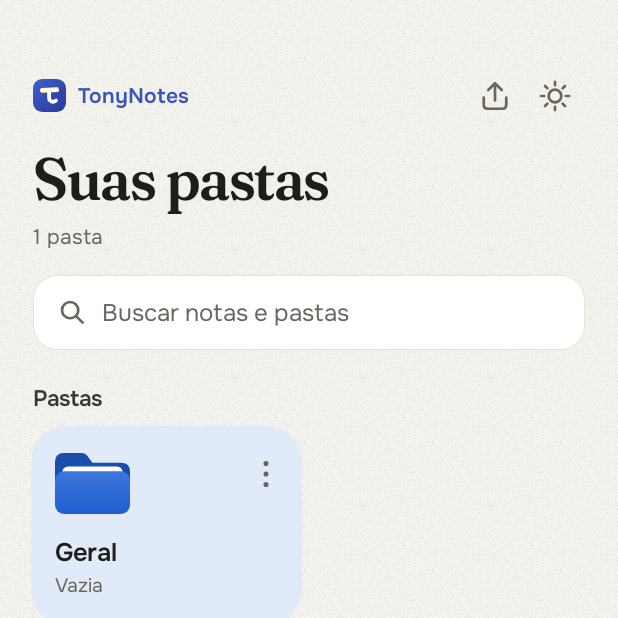
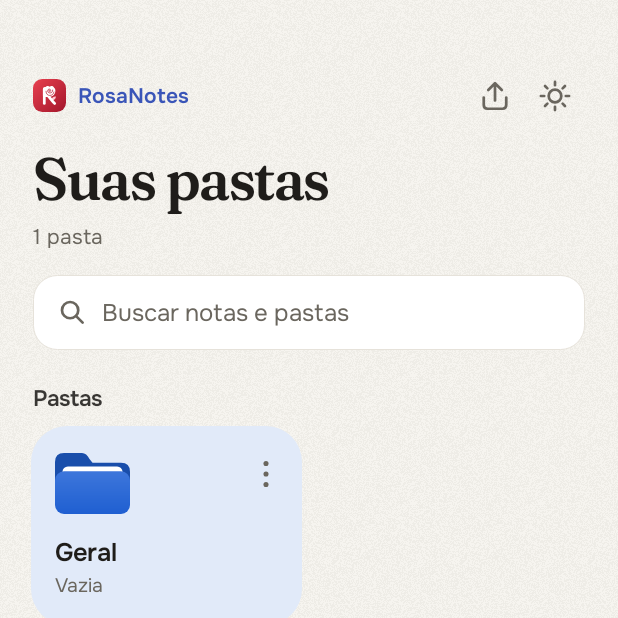
Before and after one commit to jgantonio93-arch/tonynotes, an Android app: the screen it shows after launch (FoldersActivity), on a phone screen of 412 x 824 dp, the top half of it. Run offline under Robolectric (Android 15) with nearby library versions, the phone set to English and light mode, and no system bars.

Commit message:
Novo nome: RosaNotes, com logo vermelha (R com uma rosa)
Co-Authored-By: Claude Opus 5.5 <noreply@anthropic.com>
Claude-Session: https://claude.ai/code/session_01DuaSqrnmYPsEHv1UCVzhTC

```diff
--- a/app/src/main/java/com/jgantonio/notasinfinitas/Art.kt
+++ b/app/src/main/java/com/jgantonio/notasinfinitas/Art.kt
@@ -224,23 +224,29 @@ class FolderGlyphDrawable(private val color: Int) : Drawable() {
 }
 
 /**
- * Logo do TonyNotes: quadrado arredondado azul com um "t" escrito à mão e uma faixa
- * de marca-texto atrás da barra (o mesmo desenho do ícone do app, em 108 x 108).
+ * Logo do RosaNotes: quadrado arredondado vermelho com um "R" branco cuja barriga é
+ * uma rosa (miolo em espiral) e a perna é o caule, com uma folha (o mesmo desenho do
+ * ícone do app, em 108 x 108).
  */
 class LogoDrawable(private val sizePx: Int) : Drawable() {
     private val bg = Paint(Paint.ANTI_ALIAS_FLAG).apply {
-        shader = LinearGradient(0f, 0f, 108f, 108f, Color.parseColor("#4060CC"), Color.parseColor("#25389A"), Shader.TileMode.CLAMP)
+        shader = LinearGradient(0f, 0f, 108f, 108f, Color.parseColor("#E8404F"), Color.parseColor("#A3162B"), Shader.TileMode.CLAMP)
     }
-    private val band = Paint(Paint.ANTI_ALIAS_FLAG).apply { color = Color.parseColor("#FFD84D") }
-    private val ink = Paint(Paint.ANTI_ALIAS_FLAG).apply {
+    private val white = Paint(Paint.ANTI_ALIAS_FLAG).apply { color = Color.WHITE }
+    private val leafPaint = Paint(Paint.ANTI_ALIAS_FLAG).apply { color = Color.parseColor("#FFC9D1") }
+    private val stroke = Paint(Paint.ANTI_ALIAS_FLAG).apply {
         color = Color.WHITE
         style = Paint.Style.STROKE
-        strokeWidth = 10f
+        strokeWidth = 9f
         strokeCap = Paint.Cap.ROUND
         strokeJoin = Paint.Join.ROUND
     }
-    private val stem = Path().apply {
-        moveTo(53f, 41f); lineTo(53f, 60.5f); cubicTo(53f, 71.5f, 63.5f, 74.5f, 71f, 68f)
+    private val petal = Paint(Paint.ANTI_ALIAS_FLAG).apply {
+        color = Color.parseColor("#B81D33")
+        style = Paint.Style.STROKE
+        strokeWidth = 2.4f
+        strokeCap = Paint.Cap.ROUND
+        strokeJoin = Paint.Join.ROUND
     }
 
     override fun getIntrinsicWidth() = sizePx
@@ -253,26 +259,51 @@ class LogoDrawable(private val sizePx: Int) : Drawable() {
         canvas.translate(b.left.toFloat(), b.top.toFloat())
         canvas.scale(s, s)
         canvas.drawRoundRect(0f, 0f, 108f, 108f, 30f, 30f, bg)
-        // O "t" ocupa mais espaço aqui do que no ícone adaptativo (que tem margem de recorte).
-        canvas.scale(1.25f, 1.25f, 54f, 54f)
-        canvas.translate(0f, -1f)
-        canvas.save()
-        canvas.rotate(-4f, 54f, 40f)
-        canvas.drawRoundRect(30f, 34f, 78f, 47f, 4f, 4f, band)
-        canvas.restore()
-        canvas.drawLine(34.5f, 41f, 73.5f, 41f, ink)
-        canvas.drawPath(stem, ink)
+        canvas.drawPath(LEAF, leafPaint)
+        canvas.drawPath(STEM, stroke)
+        canvas.drawPath(LEG, stroke)
+        canvas.drawPath(BLOOM, white)
+        canvas.drawPath(SPIRAL, petal)
+        canvas.drawPath(CUP, petal)
         canvas.restore()
     }
 
     override fun setAlpha(alpha: Int) {
-        bg.alpha = alpha; band.alpha = alpha; ink.alpha = alpha
+        bg.alpha = alpha; white.alpha = alpha; leafPaint.alpha = alpha; stroke.alpha = alpha; petal.alpha = alpha
     }
 
     override fun setColorFilter(colorFilter: ColorFilter?) {
-        bg.colorFilter = colorFilter; band.colorFilter = colorFilter; ink.colorFilter = colorFilter
+        bg.colorFilter = colorFilter; white.colorFilter = colorFilter; leafPaint.colorFilter = colorFilter
+        stroke.colorFilter = colorFilter; petal.colorFilter = colorFilter
     }
 
     @Deprecated("Deprecated in Java")
     override fun getOpacity() = PixelFormat.TRANSLUCENT
+
+    private companion object {
+        // Mesmos caminhos de res/drawable/ic_launcher_foreground.xml.
+        val LEAF = Path().apply {
+            moveTo(61f, 69f); cubicTo(60f, 61f, 67f, 56f, 75f, 57f); cubicTo(75f, 65f, 68f, 70f, 61f, 69f); close()
+        }
+        val STEM = Path().apply { moveTo(37f, 34f); lineTo(37f, 80f) }
+        val LEG = Path().apply { moveTo(50f, 56f); cubicTo(57f, 63f, 62f, 72f, 71f, 80f) }
+        val BLOOM = Path().apply {
+            moveTo(32.5f, 33f); cubicTo(32.5f, 27f, 37f, 25f, 41f, 26.5f)
+            cubicTo(44f, 22f, 51f, 21f, 54.5f, 25.5f)
+            cubicTo(59f, 21f, 67f, 22.5f, 69f, 29f)
+            cubicTo(73f, 32f, 74f, 37f, 73f, 42f)
+            cubicTo(71.5f, 52f, 63.5f, 59f, 52f, 59f)
+            lineTo(37f, 59f); cubicTo(34.5f, 59f, 32.5f, 57f, 32.5f, 54.5f); close()
+        }
+        val SPIRAL = Path().apply {
+            moveTo(54.5f, 37f); cubicTo(52.5f, 36f, 50.5f, 38f, 51.8f, 40.2f)
+            cubicTo(53.3f, 42.6f, 58f, 41.6f, 58f, 37.6f)
+            cubicTo(58f, 33.2f, 52.5f, 31.6f, 49.6f, 34.6f)
+            cubicTo(46.4f, 38f, 47.6f, 44.6f, 54f, 45.6f)
+            cubicTo(60.5f, 46.5f, 64.8f, 42f, 64.6f, 36f)
+        }
+        val CUP = Path().apply {
+            moveTo(42.5f, 40f); cubicTo(42.5f, 49.5f, 48.5f, 53.8f, 55f, 53.8f); cubicTo(62f, 53.8f, 67.5f, 49.5f, 68.5f, 42.5f)
+        }
+    }
 }
--- a/app/src/main/java/com/jgantonio/notasinfinitas/FoldersActivity.kt
+++ b/app/src/main/java/com/jgantonio/notasinfinitas/FoldersActivity.kt
@@ -175,7 +175,7 @@ class FoldersActivity : Activity() {
         if (homeHead == null) {
             val head = vertical().apply { setPadding(dpi(6f), dpi(44f), dpi(6f), dpi(8f)) }
             val brand = horizontal()
-            brand.addView(label("TonyNotes", 14f, Ui.ACCENT, bold = true).apply {
+            brand.addView(label("RosaNotes", 14f, Ui.ACCENT, bold = true).apply {
                 typeface = Ui.BOLD
                 gravity = Gravity.CENTER_VERTICAL
                 setCompoundDrawablesRelativeWithIntrinsicBounds(LogoDrawable(dpi(22f)), null, null, null)
@@ -720,7 +720,7 @@ class FoldersActivity : Activity() {
 
     private fun enableHandwritingSearch() {
         sheet("Buscar na escrita à mão") { box, dialog ->
-            box.addView(label("O TonyNotes baixa o reconhecimento de português (cerca de 20 MB, uma vez só) e lê a " +
+            box.addView(label("O RosaNotes baixa o reconhecimento de português (cerca de 20 MB, uma vez só) e lê a " +
                 "escrita das suas notas. Tudo fica no celular e funciona sem internet depois.", 15f, Ui.MUTED))
             box.addView(buttonRow(
                 secondaryButton("Agora não") { dialog.dismiss() },
@@ -822,7 +822,7 @@ class FoldersActivity : Activity() {
     /** Abre o seletor para criar o arquivo: na lateral dele, escolha "Drive" e a pasta. */
     private fun pickBackupFile(request: Int) {
         toast("Escolha o Google Drive no seletor e toque em Salvar")
-        val name = "TonyNotes-backup" + (if (request == REQ_BACKUP_NOW) "-" + SimpleDateFormat("yyyy-MM-dd", ptBr).format(Date()) else "") + ".zip"
+        val name = "RosaNotes-backup" + (if (request == REQ_BACKUP_NOW) "-" + SimpleDateFormat("yyyy-MM-dd", ptBr).format(Date()) else "") + ".zip"
         val intent = Intent(Intent.ACTION_CREATE_DOCUMENT).apply {
             type = Backup.MIME
             addCategory(Intent.CATEGORY_OPENABLE)
--- a/app/src/main/res/drawable/ic_launcher_background.xml
+++ b/app/src/main/res/drawable/ic_launcher_background.xml
@@ -1,8 +1,8 @@
 <?xml version="1.0" encoding="utf-8"?>
-<!-- Fundo do ícone: azul de caneta, um pouco mais claro no canto de cima. -->
+<!-- Fundo do ícone: vermelho rosa, um pouco mais claro no canto de cima. -->
 <shape xmlns:android="http://schemas.android.com/apk/res/android">
     <gradient
         android:angle="315"
-        android:startColor="#FF4060CC"
-        android:endColor="#FF25389A" />
+        android:startColor="#FFE8404F"
+        android:endColor="#FFA3162B" />
 </shape>
--- a/app/src/main/res/values/strings.xml
+++ b/app/src/main/res/values/strings.xml
@@ -1,4 +1,4 @@
 <?xml version="1.0" encoding="utf-8"?>
 <resources>
-    <string name="app_name">TonyNotes</string>
+    <string name="app_name">RosaNotes</string>
 </resources>
```
Also changed, not shown: app/build.gradle.kts (+4 -4 lines), app/src/main/java/com/jgantonio/notasinfinitas/Backup.kt (+8 -6 lines), app/src/main/java/com/jgantonio/notasinfinitas/EditorActivity.kt (+9 -9 lines), app/src/main/res/drawable/ic_launcher_foreground.xml (+9 -21 lines), app/src/main/res/drawable/ic_launcher_monochrome.xml (+8 -12 lines), app/src/main/res/drawable/logo_mark.xml (+8 -28 lines), 3 other files.
